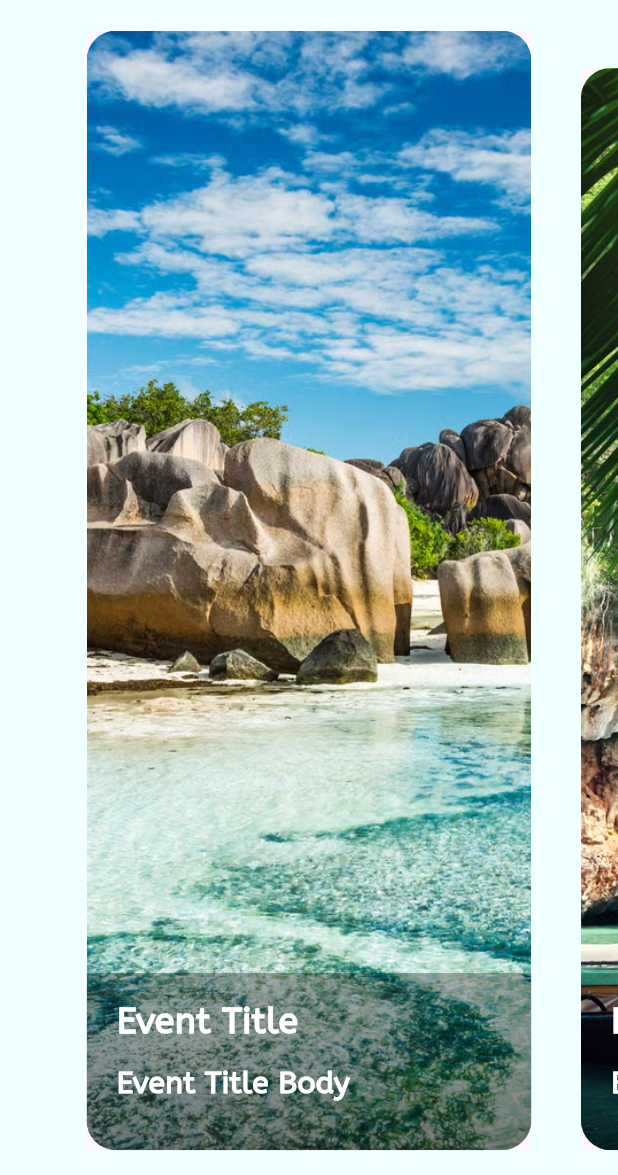
After one commit to alyAly12/skkoolio, a Flutter app: the EventsScreen screen opened by its route, on a phone screen of 412 x 824 dp, the part 61-1236 px from its top. The commit adds this screen. Run offline on Flutter 3.47's test engine with Material 3 defaults, Android fonts, the phone set to English and light mode, and no system bars; our stand-ins replace contained_tab_bar_view, device_preview, firebase_core, flutter_onboarding_slider, flutter_screenutil, flutter_svg and 4 more; missing offline and left inert: otp_pin_field; accounts and stored records are empty; project files that could hold a hidden picture were left out.

Commit message:
changing ui of event screen with page transformer

```diff
--- /dev/null
+++ b/lib/features/events_feature/presentation/widgets/advanced_event_item.dart
@@ -0,0 +1,60 @@
+import 'package:flutter/material.dart';
+import 'package:flutter_screenutil/flutter_screenutil.dart';
+
+import '../../../../core/common_widgets/custom_text_widget.dart';
+import '../../../../core/routing/routes.dart';
+
+
+class AdvancedEventItem extends StatelessWidget {
+  const AdvancedEventItem({super.key, required this.img, required this.title, required this.titleBody});
+  final String img;
+  final String title;
+  final String titleBody;
+  @override
+  Widget build(BuildContext context) {
+    return GestureDetector(
+      onTap: (){
+        Navigator.pushNamed(context, Routes.eventDetailScreen, arguments:  {'img':img,'title':title,'titleBody':titleBody});
+      },
+      child: Material(
+        child: ClipRRect(
+          borderRadius: const BorderRadius.all(Radius.circular(20)),
+          child: Stack(
+            fit: StackFit.expand,
+            children: [
+              SizedBox(
+                width: MediaQuery.of(context).size.width,
+                child: Image.asset(img,width:MediaQuery.of(context).size.width ,fit: BoxFit.cover,),
+              ),
+              Positioned(
+                  bottom: 0,
+                  left: 0,
+                  right: 0,
+                  child: Container(
+                    padding: const EdgeInsets.only(top: 15,bottom: 30,left: 20,right: 20),
+                    decoration: BoxDecoration(
+                      gradient: LinearGradient(
+                        begin: Alignment.topCenter,
+                        end: Alignment.bottomCenter,
+                        colors: [
+                          Colors.black.withOpacity(0.3),
+                          Colors.black.withOpacity(0.5),
+                        ],
+                      ),
+                    ),
+                    child: Column(
+                      crossAxisAlignment: CrossAxisAlignment.start,
+                      children: [
+                        CustomTextWidget(title: title,fontWeight: FontWeight.w600,fontSize: 24,color:Colors.white,maxLines: 2,),
+                        SizedBox(height: 10.h,),
+                        CustomTextWidget(title: titleBody,fontWeight: FontWeight.w600,fontSize: 20,color:Colors.white,maxLines: 2,),
+                      ],
+                    ),
+                  )),
+            ],
+          ),
+        ),
+      ),
+    );
+  }
+}
--- a/lib/features/events_feature/presentation/widgets/event_item.dart
+++ b/lib/features/events_feature/presentation/widgets/event_item.dart
@@ -42,7 +42,8 @@ final String titleBody;
             crossAxisAlignment: CrossAxisAlignment.start,
             children: [
               Container(
-                height: 200,
+                height: 150,
+                width: double.infinity,
                 clipBehavior: Clip.hardEdge,
                 decoration: const BoxDecoration(
                     borderRadius: BorderRadius.all(Radius.circular(20)),
--- a/lib/features/events_feature/presentation/widgets/events_screen_body.dart
+++ b/lib/features/events_feature/presentation/widgets/events_screen_body.dart
@@ -1,15 +1,11 @@
 import 'package:flutter/material.dart';
-import 'package:skkoolio/features/events_feature/presentation/widgets/even_item_list.dart';
+import 'package:skkoolio/features/events_feature/presentation/widgets/trasnformer_event_page_view.dart';
 
 class EventsScreenBody extends StatelessWidget {
   const EventsScreenBody({super.key});
 
   @override
   Widget build(BuildContext context) {
-    return const Column(
-      children: [
-        Expanded(child: EventItemList())
-      ],
-    );
+    return const TransformerEventPageView();
   }
 }
--- /dev/null
+++ b/lib/features/events_feature/presentation/widgets/fake_event_model.dart
@@ -0,0 +1,36 @@
+class FakeEventModel {
+  final String img;
+  final String title;
+  final String titleBody;
+
+  FakeEventModel(
+      {required this.img, required this.title, required this.titleBody});
+
+ static List<FakeEventModel> fakeEventList = [
+    FakeEventModel(
+        img:'assets/images/anse-sous.png',
+        title: "Event Title",
+        titleBody: "Event Title Body"),
+   FakeEventModel(
+       img:'assets/images/long-boat.png',
+       title: "Event Title",
+       titleBody: "Event Title Body"),
+   FakeEventModel(
+       img:'assets/images/marina.png',
+       title: "Event Title",
+       titleBody: "Event Title Body"),
+   FakeEventModel(
+       img:'assets/images/perfect-reflection.png',
+       title: "Event Title",
+       titleBody: "Event Title Body"),
+   FakeEventModel(
+       img:'assets/images/pura.png',
+       title: "Event Title",
+       titleBody: "Event Title Body"),
+   FakeEventModel(
+       img:'assets/images/spectacular.png',
+       title: "Event Title",
+       titleBody: "Event Title Body"),
+ ];
+
+}
--- /dev/null
+++ b/lib/features/events_feature/presentation/widgets/trasnformer_event_page_view.dart
@@ -0,0 +1,62 @@
+import 'dart:math';
+
+import 'package:flutter/material.dart';
+import 'package:skkoolio/features/events_feature/presentation/widgets/advanced_event_item.dart';
+import 'package:skkoolio/features/events_feature/presentation/widgets/fake_event_model.dart';
+
+
+class TransformerEventPageView extends StatefulWidget {
+  const TransformerEventPageView({super.key});
+
+  @override
+  State<TransformerEventPageView> createState() => _TransformerEventPageViewState();
+}
+
+class _TransformerEventPageViewState extends State<TransformerEventPageView> {
+late  PageController controller;
+  var viewPortFraction = 0.8;
+  double pageOffset = 0;
+
+  @override
+  void initState() {
+    controller = PageController(
+      initialPage: 0,
+      viewportFraction: viewPortFraction,
+    )..addListener(() {
+      setState(() {
+        pageOffset = controller.page!;
+      });
+    });
+    super.initState();
+  }
+
+  @override
+  void dispose() {
+    controller.dispose();
+    super.dispose();
+  }
+  @override
+  Widget build(BuildContext context) {
+    Size size = MediaQuery.of(context).size;
+    return PageView.builder(
+      itemCount: FakeEventModel.fakeEventList.length,
+        controller: controller,
+        itemBuilder: (context, index) {
+        double scale = max( viewPortFraction, (1 - (pageOffset - index).abs()) + viewPortFraction);
+          return Padding(
+            padding:  EdgeInsets.only(
+              right:size.width *0.04 ,
+              left: size.width *0.04,
+              top: 50 - scale * 25,
+              bottom: size.width *0.04,
+            ),
+            child: AdvancedEventItem(
+              img: FakeEventModel.fakeEventList[index].img,
+              title: FakeEventModel.fakeEventList[index].title,
+              titleBody: FakeEventModel.fakeEventList[index].titleBody,
+            ),
+          );
+        }
+    );
+  }
+}
--- a/pubspec.yaml
+++ b/pubspec.yaml
@@ -16,7 +16,7 @@ publish_to: 'none' # Remove this line if you wish to publish to pub.dev
 # https://developer.apple.com/library/archive/documentation/General/Reference/InfoPlistKeyReference/Articles/CoreFoundationKeys.html
 # In Windows, build-name is used as the major, minor, and patch parts
 # of the product and file versions while build-number is used as the build suffix.
-version: 1.0.6+1
+version: 1.0.7+1
 
 environment:
   sdk: ^3.5.3
```
Also changed, not shown: assets/images/anse-sous.png (added), assets/images/long-boat.png (added), assets/images/marina.png (added), assets/images/perfect-reflection.png (added), assets/images/pura.png (added), assets/images/spectacular.png (added).
